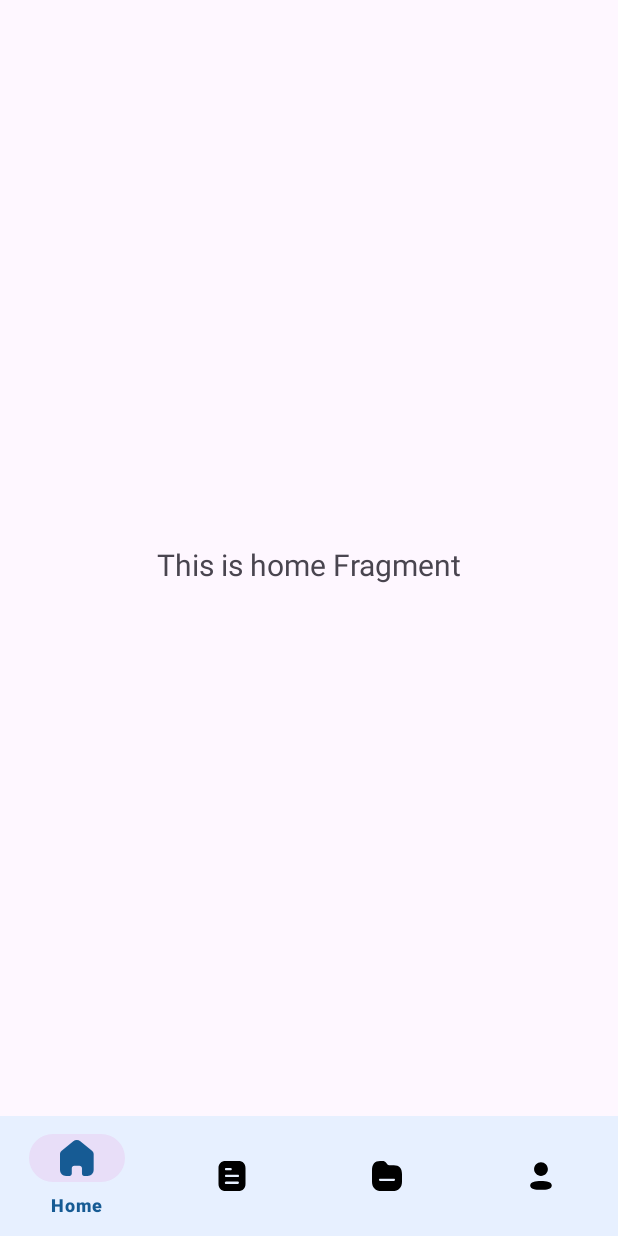
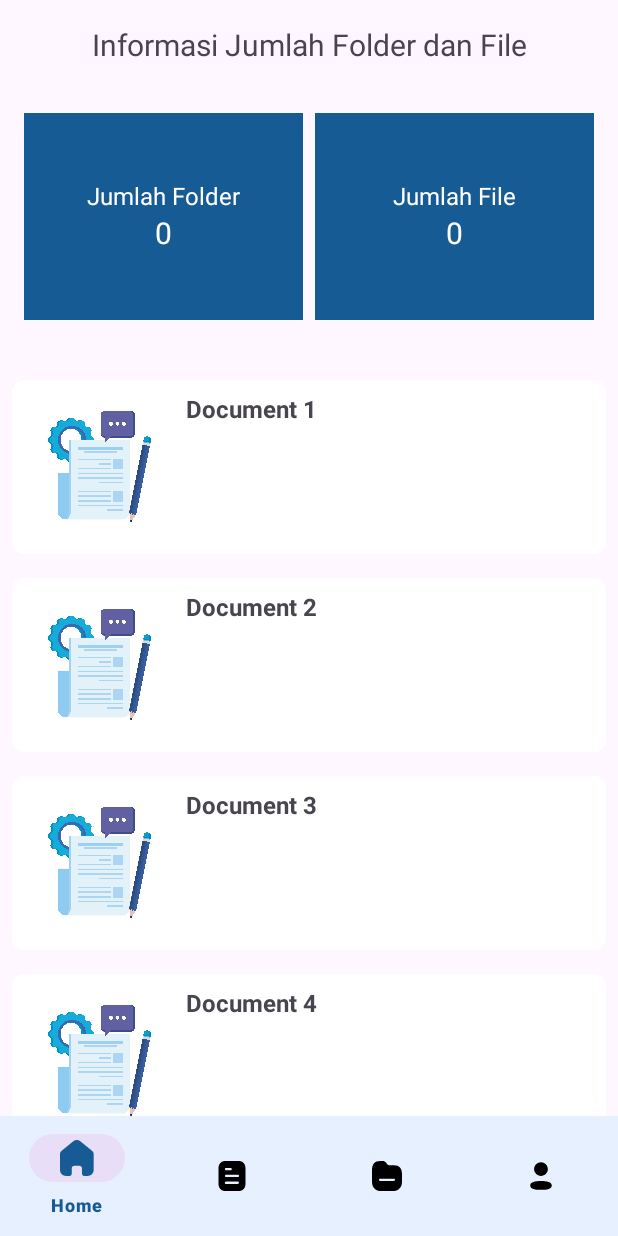
Before and after one commit to dokumin-team/dokumin-mobile-dev, an Android app: the screen it shows after launch (MainActivity), on a phone screen of 412 x 824 dp. Run offline under Robolectric (Android 15) with nearby library versions, the phone set to English and light mode, and no system bars; our stand-ins replace navigation-ui.

Commit message:
style : add style home

```diff
--- /dev/null
+++ b/app/src/main/java/com/example/dokumin/adapter/FileAdapter.kt
@@ -0,0 +1,32 @@
+package com.example.dokumin.adapter
+
+import android.view.LayoutInflater
+import android.view.View
+import android.view.ViewGroup
+import android.widget.ImageView
+import android.widget.TextView
+import androidx.recyclerview.widget.RecyclerView
+import com.example.dokumin.R
+import com.example.dokumin.data.file.FileItem
+
+class FileAdapter(private val fileList: List<FileItem>) :
+    RecyclerView.Adapter<FileAdapter.FileViewHolder>() {
+
+    inner class FileViewHolder(itemView: View) : RecyclerView.ViewHolder(itemView) {
+        val fileName: TextView = itemView.findViewById(R.id.fileTextView)
+        val fileImage: ImageView = itemView.findViewById(R.id.img_item_photo_finish)
+    }
+
+    override fun onCreateViewHolder(parent: ViewGroup, viewType: Int): FileViewHolder {
+        val view = LayoutInflater.from(parent.context).inflate(R.layout.item_file, parent, false)
+        return FileViewHolder(view)
+    }
+
+    override fun onBindViewHolder(holder: FileViewHolder, position: Int) {
+        val currentItem = fileList[position]
+        holder.fileName.text = currentItem.fileName
+        holder.fileImage.setImageResource(currentItem.imageResId)
+    }
+
+    override fun getItemCount() = fileList.size
+}
--- /dev/null
+++ b/app/src/main/java/com/example/dokumin/data/file/FileItem.kt
@@ -0,0 +1,6 @@
+package com.example.dokumin.data.file
+
+data class FileItem(
+    val fileName: String,
+    val imageResId: Int
+)
--- a/app/src/main/java/com/example/dokumin/ui/home/HomeFragment.kt
+++ b/app/src/main/java/com/example/dokumin/ui/home/HomeFragment.kt
@@ -6,37 +6,35 @@ import android.view.View
 import android.view.ViewGroup
 import android.widget.TextView
 import androidx.fragment.app.Fragment
+import androidx.fragment.app.viewModels
 import androidx.lifecycle.ViewModelProvider
+import androidx.recyclerview.widget.LinearLayoutManager
+import androidx.recyclerview.widget.RecyclerView
+import com.example.dokumin.R
+import com.example.dokumin.adapter.FileAdapter
+import com.example.dokumin.data.file.FileItem
 import com.example.dokumin.databinding.FragmentHomeBinding
 
 class HomeFragment : Fragment() {
 
-    private var _binding: FragmentHomeBinding? = null
+    override fun onCreateView(
+        inflater: LayoutInflater, container: ViewGroup?,
+        savedInstanceState: Bundle?
+    ): View? {
+        val view = inflater.inflate(R.layout.fragment_home, container, false)
 
-    // This property is only valid between onCreateView and
-    // onDestroyView.
-    private val binding get() = _binding!!
+        val sampleData = listOf(
+            FileItem("Document 1", R.drawable.docs),
+            FileItem("Document 2", R.drawable.docs),
+            FileItem("Document 3", R.drawable.docs),
+            FileItem("Document 4", R.drawable.docs),
+            FileItem("Document 5", R.drawable.docs)
+        )
 
-    override fun onCreateView(
-        inflater: LayoutInflater,
-        container: ViewGroup?,
-        savedInstanceState: Bundle?
-    ): View {
-        val homeViewModel =
-            ViewModelProvider(this).get(HomeViewModel::class.java)
+        val recyclerView = view.findViewById<RecyclerView>(R.id.FileList)
+        recyclerView.layoutManager = LinearLayoutManager(requireContext())
+        recyclerView.adapter = FileAdapter(sampleData)
 
-        _binding = FragmentHomeBinding.inflate(inflater, container, false)
-        val root: View = binding.root
-
-        val textView: TextView = binding.textHome
-        homeViewModel.text.observe(viewLifecycleOwner) {
-            textView.text = it
-        }
-        return root
-    }
-
-    override fun onDestroyView() {
-        super.onDestroyView()
-        _binding = null
+        return view
     }
 }
--- a/app/src/main/java/com/example/dokumin/ui/home/HomeViewModel.kt
+++ b/app/src/main/java/com/example/dokumin/ui/home/HomeViewModel.kt
@@ -6,8 +6,5 @@ import androidx.lifecycle.ViewModel
 
 class HomeViewModel : ViewModel() {
 
-    private val _text = MutableLiveData<String>().apply {
-        value = "This is home Fragment"
-    }
-    val text: LiveData<String> = _text
+    val dummyFiles = listOf("File 1", "File 2", "File 3", "File 4", "File 5")
 }
--- a/app/src/main/res/layout/fragment_home.xml
+++ b/app/src/main/res/layout/fragment_home.xml
@@ -1,4 +1,3 @@
-<?xml version="1.0" encoding="utf-8"?>
 <androidx.constraintlayout.widget.ConstraintLayout xmlns:android="http://schemas.android.com/apk/res/android"
     xmlns:app="http://schemas.android.com/apk/res-auto"
     xmlns:tools="http://schemas.android.com/tools"
@@ -6,17 +5,98 @@
     android:layout_height="match_parent"
     tools:context=".ui.home.HomeFragment">
 
+    <!-- Header -->
     <TextView
         android:id="@+id/text_home"
         android:layout_width="match_parent"
         android:layout_height="wrap_content"
-        android:layout_marginStart="8dp"
-        android:layout_marginTop="8dp"
-        android:layout_marginEnd="8dp"
+        android:layout_margin="16dp"
+        android:text="Informasi Jumlah Folder dan File"
         android:textAlignment="center"
         android:textSize="20sp"
+        app:layout_constraintTop_toTopOf="parent"
+        app:layout_constraintStart_toStartOf="parent"
+        app:layout_constraintEnd_toEndOf="parent" />
+
+    <!-- Container Jumlah Folder dan File -->
+    <LinearLayout
+        android:id="@+id/infoContainer"
+        android:layout_width="match_parent"
+        android:layout_height="wrap_content"
+        android:layout_marginTop="16dp"
+        android:gravity="center"
+        android:orientation="horizontal"
+        android:padding="16dp"
+        app:layout_constraintTop_toBottomOf="@id/text_home"
+        app:layout_constraintStart_toStartOf="parent"
+        app:layout_constraintEnd_toEndOf="parent">
+
+        <!-- Kotak Folder -->
+        <LinearLayout
+            android:layout_width="0dp"
+            android:layout_height="138dp"
+            android:layout_weight="1"
+            android:layout_marginEnd="8dp"
+            android:gravity="center"
+            android:orientation="vertical"
+            android:padding="16dp"
+            android:background="@color/ocean_blue">
+
+            <TextView
+                android:id="@+id/textFolderCount"
+                android:layout_width="wrap_content"
+                android:layout_height="wrap_content"
+                android:text="Jumlah Folder"
+                android:textColor="@color/white"
+                android:textSize="16sp" />
+
+            <TextView
+                android:id="@+id/folderCount"
+                android:layout_width="wrap_content"
+                android:layout_height="wrap_content"
+                android:text="0"
+                android:textColor="@color/white"
+                android:textSize="20sp" />
+        </LinearLayout>
+
+        <!-- Kotak File -->
+        <LinearLayout
+            android:layout_width="0dp"
+            android:layout_height="138dp"
+            android:layout_weight="1"
+            android:gravity="center"
+            android:orientation="vertical"
+            android:padding="16dp"
+            android:background="@color/ocean_blue">
+
+            <TextView
+                android:id="@+id/textFileCount"
+                android:layout_width="wrap_content"
+                android:layout_height="wrap_content"
+                android:text="Jumlah File"
+                android:textColor="@color/white"
+                android:textSize="16sp" />
+
+            <TextView
+                android:id="@+id/fileCount"
+                android:layout_width="wrap_content"
+                android:layout_height="wrap_content"
+                android:text="0"
+                android:textColor="@color/white"
+                android:textSize="20sp" />
+        </LinearLayout>
+    </LinearLayout>
+
+    <!-- RecyclerView -->
+    <androidx.recyclerview.widget.RecyclerView
+        android:id="@+id/FileList"
+        android:layout_width="match_parent"
+        android:layout_height="0dp"
+        android:layout_marginTop="16dp"
+        app:layout_constraintTop_toBottomOf="@id/infoContainer"
         app:layout_constraintBottom_toBottomOf="parent"
+        app:layout_constraintStart_toStartOf="parent"
         app:layout_constraintEnd_toEndOf="parent"
-        app:layout_constraintStart_toStartOf="parent"
-        app:layout_constraintTop_toTopOf="parent" />
+        tools:listitem="@layout/item_file" />
+
 </androidx.constraintlayout.widget.ConstraintLayout>
--- a/app/src/main/res/layout/fragment_otp.xml
+++ b/app/src/main/res/layout/fragment_otp.xml
@@ -8,12 +8,12 @@
     android:gravity="center_horizontal">
 
     <TextView
+        style="@style/TextView.PoppinsNormal32spHeader"
         android:layout_width="wrap_content"
         android:layout_height="wrap_content"
+        android:layout_marginTop="100dp"
         android:text="@string/otp_verification"
-        android:textFontWeight="700"
-        android:layout_marginTop="100dp"
-        style="@style/TextView.PoppinsNormal32spHeader"/>
+        android:textFontWeight="700" />
 
     <TextView
         style="@style/TextView.PoppinsNormal22spSubheader"
--- /dev/null
+++ b/app/src/main/res/layout/item_file.xml
@@ -0,0 +1,41 @@
+<androidx.cardview.widget.CardView xmlns:android="http://schemas.android.com/apk/res/android"
+    xmlns:app="http://schemas.android.com/apk/res-auto"
+    xmlns:card_view="http://schemas.android.com/apk/res-auto"
+    xmlns:tools="http://schemas.android.com/tools"
+    android:layout_width="match_parent"
+    android:layout_height="wrap_content"
+    android:layout_margin="8dp"
+    app:cardCornerRadius="8dp">
+
+    <androidx.constraintlayout.widget.ConstraintLayout
+        android:layout_width="match_parent"
+        android:layout_height="match_parent"
+        android:padding="8dp">
+
+        <ImageView
+            android:id="@+id/img_item_photo_finish"
+            android:layout_width="100dp"
+            android:layout_height="100dp"
+            android:scaleType="centerCrop"
+            card_view:layout_constraintBottom_toBottomOf="parent"
+            card_view:layout_constraintStart_toStartOf="parent"
+            card_view:layout_constraintTop_toTopOf="parent"
+            tools:ignore="ImageContrastCheck"
+            tools:src="@tools:sample/avatars" />
+
+        <TextView
+            android:id="@+id/fileTextView"
+            android:layout_width="0dp"
+            android:layout_height="wrap_content"
+            android:layout_marginStart="8dp"
+            android:layout_marginEnd="8dp"
+            android:layout_toEndOf="@id/img_item_photo_finish"
+            android:textSize="16sp"
+            android:textStyle="bold"
+            card_view:layout_constraintEnd_toEndOf="parent"
+            card_view:layout_constraintStart_toEndOf="@+id/img_item_photo_finish"
+            card_view:layout_constraintTop_toTopOf="@+id/img_item_photo_finish"
+            tools:text="@string/nama_document" />
+
+    </androidx.constraintlayout.widget.ConstraintLayout>
+</androidx.cardview.widget.CardView>
--- a/app/src/main/res/values/strings.xml
+++ b/app/src/main/res/values/strings.xml
@@ -33,4 +33,5 @@
     <string name="profile">Profile</string>
     <string name="folder">Folder</string>
     <string name="back_icon">Back</string>
+    <string name="nama_document">nama document</string>
 </resources>
```
Also changed, not shown: app/src/main/AndroidManifest.xml (+10 -2 lines), app/src/main/java/com/example/dokumin/ui/welcome/WelcomeActivity1.kt (added, +21 -0 lines), app/src/main/java/com/example/dokumin/ui/welcome/WelcomeActivity2.kt (added, +21 -0 lines), app/src/main/java/com/example/dokumin/ui/welcome/WelcomeActivity3.kt (added, +21 -0 lines), app/src/main/res/layout/activity_welcome1.xml (added, +8 -0 lines), app/src/main/res/layout/activity_welcome2.xml (added, +10 -0 lines), app/src/main/res/layout/activity_welcome3.xml (added, +10 -0 lines), app/src/main/res/drawable/docs.jpg (added), app/src/main/res/drawable/landing1.png (deleted), app/src/main/res/drawable/landing2.png (deleted), app/src/main/res/drawable/landing3.png (deleted).
